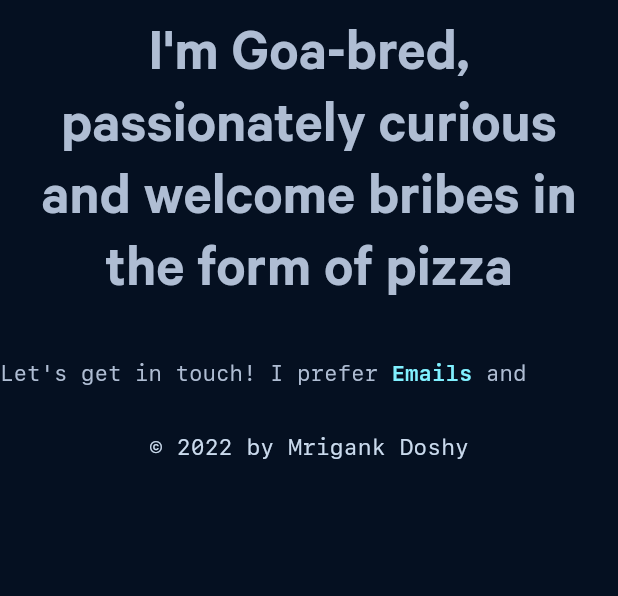
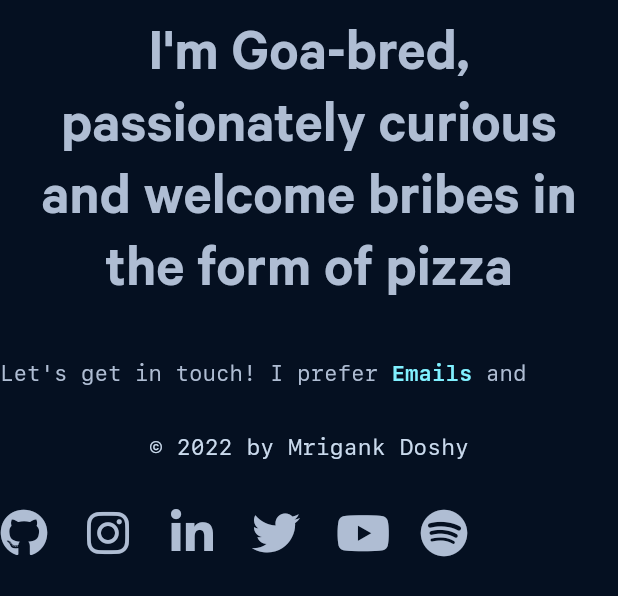
Before and after one commit to mrigankdoshy/personal-website, a Flutter app: the Footer widget shown alone on an empty page, opened directly, on a phone screen of 412 x 824 dp. Shown: the top 596 px of the screen. Run offline on Flutter 3.47's test engine with Material 2 defaults, Android fonts, the phone set to English and light mode, and no system bars; drawn by our look-alikes of auto_size_text; our stand-ins replace font_awesome_flutter.

Commit message:
Save icon

```diff
--- a/lib/sections/footer/footer.dart
+++ b/lib/sections/footer/footer.dart
@@ -1,13 +1,34 @@
 import 'package:auto_size_text/auto_size_text.dart';
 import 'package:flutter/gestures.dart';
 import 'package:flutter/material.dart';
+import 'package:font_awesome_flutter/font_awesome_flutter.dart';
 import 'package:personal_website/data/text.dart';
 import 'package:personal_website/data/url.dart';
 import 'package:personal_website/utils/theme.dart';
+import 'package:personal_website/widgets/clickable_icon.dart';
 import 'package:url_launcher/url_launcher.dart';
 
-class Footer extends StatelessWidget {
+class Footer extends StatefulWidget {
   const Footer({Key? key}) : super(key: key);
+
+  @override
+  State<Footer> createState() => _FooterState();
+}
+
+class _FooterState extends State<Footer> {
+  bool _hovered = false;
+
+  void _incrementEnter(PointerEvent details) {
+    setState(() {
+      _hovered = true;
+    });
+  }
+
+  void _incrementExit(PointerEvent details) {
+    setState(() {
+      _hovered = false;
+    });
+  }
 
   @override
   Widget build(BuildContext context) {
@@ -23,7 +44,9 @@ class Footer extends StatelessWidget {
                 const SizedBox(height: 32.0),
                 _contact(),
                 const SizedBox(height: 32.0),
-                _copyright()
+                _copyright(),
+                const SizedBox(height: 32.0),
+                _socialMedia(),
               ],
             ),
           ),
@@ -88,6 +111,78 @@ class Footer extends StatelessWidget {
     );
   }
 
+  Widget _socialMedia() {
+    return Row(
+      children: [
+        MouseRegion(
+          onEnter: _incrementEnter,
+          onExit: _incrementExit,
+          child: ClickableIcon(
+            hovered: _hovered,
+            icon: FontAwesomeIcons.github,
+            iconSize: 32.0,
+            url: Url.github,
+          ),
+        ),
+        const SizedBox(width: 24.0),
+        MouseRegion(
+          onEnter: _incrementEnter,
+          onExit: _incrementExit,
+          child: ClickableIcon(
+            hovered: _hovered,
+            icon: FontAwesomeIcons.instagram,
+            iconSize: 32.0,
+            url: Url.instagram,
+          ),
+        ),
+        const SizedBox(width: 24.0),
+        MouseRegion(
+          onEnter: _incrementEnter,
+          onExit: _incrementExit,
+          child: ClickableIcon(
+            hovered: _hovered,
+            icon: FontAwesomeIcons.linkedinIn,
+            iconSize: 32.0,
+            url: Url.linkedin,
+          ),
+        ),
+        const SizedBox(width: 24.0),
+        MouseRegion(
+          onEnter: _incrementEnter,
+          onExit: _incrementExit,
+          child: ClickableIcon(
+            hovered: _hovered,
+            icon: FontAwesomeIcons.twitter,
+            iconSize: 32.0,
+            url: Url.twitter,
+          ),
+        ),
+        const SizedBox(width: 24.0),
+        MouseRegion(
+          onEnter: _incrementEnter,
+          onExit: _incrementExit,
+          child: ClickableIcon(
+            hovered: _hovered,
+            icon: FontAwesomeIcons.youtube,
+            iconSize: 32.0,
+            url: Url.youtube,
+          ),
+        ),
+        const SizedBox(width: 24.0),
+        MouseRegion(
+          onEnter: _incrementEnter,
+          onExit: _incrementExit,
+          child: ClickableIcon(
+            hovered: _hovered,
+            icon: FontAwesomeIcons.spotify,
+            iconSize: 32.0,
+            url: Url.spotify,
+          ),
+        ),
+      ],
+    );
+  }
+
   Widget _copyright() {
     return const AutoSizeText(
       FooterData.copyright,
--- /dev/null
+++ b/lib/widgets/clickable_icon.dart
@@ -0,0 +1,30 @@
+import 'package:flutter/material.dart';
+import 'package:font_awesome_flutter/font_awesome_flutter.dart';
+import 'package:personal_website/utils/theme.dart';
+import 'package:url_launcher/url_launcher.dart';
+
+class ClickableIcon extends StatelessWidget {
+  final IconData icon;
+  final double iconSize;
+  final bool hovered;
+  final String url;
+  const ClickableIcon({
+    Key? key,
+    required this.icon,
+    required this.iconSize,
+    required this.hovered,
+    required this.url,
+  }) : super(key: key);
+
+  @override
+  Widget build(BuildContext context) {
+    return IconButton(
+      padding: const EdgeInsets.all(0.0),
+      constraints: const BoxConstraints(),
+      icon: FaIcon(icon),
+      iconSize: iconSize,
+      color: hovered ? AppColors.blueAccent : AppColors.mediumGrey1,
+      onPressed: () => launch(url),
+    );
+  }
+}
--- a/lib/widgets/project.dart
+++ b/lib/widgets/project.dart
@@ -2,6 +2,7 @@ import 'package:auto_size_text/auto_size_text.dart';
 import 'package:flutter/material.dart';
 import 'package:font_awesome_flutter/font_awesome_flutter.dart';
 import 'package:personal_website/utils/theme.dart';
+import 'package:personal_website/widgets/clickable_icon.dart';
 import 'package:url_launcher/url_launcher.dart';
 
 class Project extends StatefulWidget {
@@ -96,13 +97,11 @@ class _ProjectState extends State<Project> {
           MouseRegion(
             onEnter: _incrementEnter,
             onExit: _incrementExit,
-            child: IconButton(
-              padding: const EdgeInsets.all(0.0),
-              constraints: const BoxConstraints(),
-              icon: const FaIcon(FontAwesomeIcons.github),
+            child: ClickableIcon(
+              hovered: _hovered,
+              icon: FontAwesomeIcons.github,
               iconSize: 20.0,
-              color: _hovered ? AppColors.blueAccent : AppColors.mediumGrey1,
-              onPressed: () => launch(widget.url),
+              url: widget.url,
             ),
           ),
       ],
```
